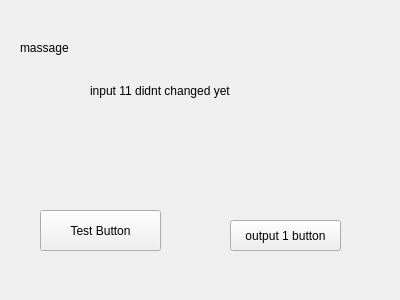
Before: the Qt Designer form src/gui/MainWindow.ui in orkiman/MachineController, drawn with Qt 5.
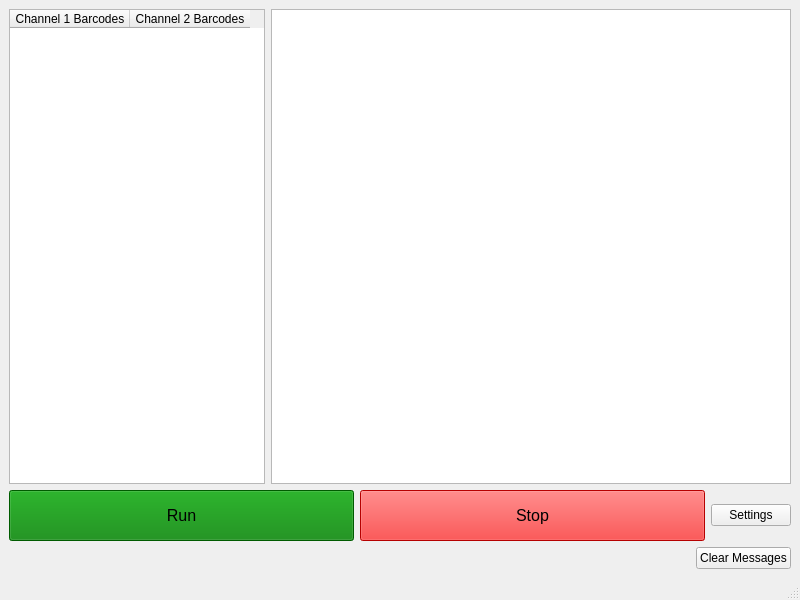
After: the same form once the commit is applied.

What changed in the file:
```diff
--- a/src/gui/MainWindow.ui
+++ b/src/gui/MainWindow.ui
@@ -6,67 +6,170 @@
    <rect>
     <x>0</x>
     <y>0</y>
-    <width>400</width>
-    <height>300</height>
+    <width>800</width>
+    <height>600</height>
    </rect>
   </property>
   <property name="windowTitle">
    <string>MainWindow Test</string>
   </property>
   <widget class="QWidget" name="centralwidget">
-   <widget class="QPushButton" name="pushButton">
-    <property name="geometry">
-     <rect>
-      <x>40</x>
-      <y>210</y>
-      <width>121</width>
-      <height>41</height>
-     </rect>
-    </property>
-    <property name="text">
-     <string>Test Button</string>
-    </property>
-   </widget>
-   <widget class="QPushButton" name="o1Button">
-    <property name="geometry">
-     <rect>
-      <x>230</x>
-      <y>220</y>
-      <width>111</width>
-      <height>31</height>
-     </rect>
-    </property>
-    <property name="text">
-     <string>output 1 button</string>
-    </property>
-   </widget>
-   <widget class="QLabel" name="massageLable">
-    <property name="geometry">
-     <rect>
-      <x>90</x>
-      <y>40</y>
-      <width>161</width>
-      <height>101</height>
-     </rect>
-    </property>
-    <property name="text">
-     <string>input 11 didnt changed yet</string>
-    </property>
-   </widget>
-   <widget class="QLabel" name="label_2">
-    <property name="geometry">
-     <rect>
-      <x>20</x>
-      <y>40</y>
-      <width>49</width>
-      <height>16</height>
-     </rect>
-    </property>
-    <property name="text">
-     <string>massage s:</string>
-    </property>
-   </widget>
+   <layout class="QVBoxLayout" name="verticalLayout">
+    <item>
+     <layout class="QHBoxLayout" name="horizontalLayout">
+      <item>
+       <widget class="QTableWidget" name="barcodeTable">
+        <property name="sizePolicy">
+         <sizepolicy hsizetype="Fixed" vsizetype="Expanding">
+          <horstretch>0</horstretch>
+          <verstretch>0</verstretch>
+         </sizepolicy>
+        </property>
+        <property name="editTriggers">
+         <set>QAbstractItemView::NoEditTriggers</set>
+        </property>
+        <property name="selectionMode">
+         <enum>QAbstractItemView::NoSelection</enum>
+        </property>
+        <attribute name="horizontalHeaderVisible">
+         <bool>true</bool>
+        </attribute>
+        <attribute name="horizontalHeaderCascadingSectionResizes">
+         <bool>false</bool>
+        </attribute>
+        <attribute name="horizontalHeaderDefaultSectionSize">
+         <number>120</number>
+        </attribute>
+        <attribute name="verticalHeaderMinimumSectionSize">
+         <number>24</number>
+        </attribute>
+        <column>
+         <property name="text">
+          <string>Channel 1 Barcodes</string>
+         </property>
+        </column>
+        <column>
+         <property name="text">
+          <string>Channel 2 Barcodes</string>
+         </property>
+        </column>
+       </widget>
+      </item>
+      <item>
+       <widget class="QTextEdit" name="messageArea">
+        <property name="readOnly">
+         <bool>true</bool>
+        </property>
+       </widget>
+      </item>
+     </layout>
+    </item>
+    <item>
+     <layout class="QHBoxLayout" name="horizontalLayout_2">
+      <item>
+       <widget class="QPushButton" name="runButton">
+        <property name="sizePolicy">
+         <sizepolicy hsizetype="Expanding" vsizetype="Fixed">
+          <horstretch>0</horstretch>
+          <verstretch>0</verstretch>
+         </sizepolicy>
+        </property>
+        <property name="styleSheet">
+         <string notr="true">#runButton {
+	background-color: green;
+	font-size: 16px;
+	padding: 15px;
+}
+
+#runButton:hover {
+	background-color: lightgreen;
+}</string>
+        </property>
+        <property name="text">
+         <string>Run</string>
+        </property>
+       </widget>
+      </item>
+      <item>
+       <widget class="QPushButton" name="stopButton">
+        <property name="sizePolicy">
+         <sizepolicy hsizetype="Expanding" vsizetype="Fixed">
+          <horstretch>0</horstretch>
+          <verstretch>0</verstretch>
+         </sizepolicy>
+        </property>
+        <property name="styleSheet">
+         <string notr="true">#stopButton {
+	background-color: red;
+	font-size: 16px;
+	padding: 15px;
+}
+
+#stopButton:hover {
+	background-color: #ff6666;
+}</string>
+        </property>
+        <property name="text">
+         <string>Stop</string>
+        </property>
+       </widget>
+      </item>
+      <item>
+       <widget class="QPushButton" name="settingsButton">
+        <property name="text">
+         <string>Settings</string>
+        </property>
+       </widget>
+      </item>
+     </layout>
+    </item>
+    <item>
+     <layout class="QHBoxLayout" name="horizontalLayout_3">
+      <item>
+       <spacer name="horizontalSpacer">
+        <property name="orientation">
+         <enum>Qt::Horizontal</enum>
+        </property>
+        <property name="sizeHint" stdset="0">
+         <size>
+          <width>40</width>
+          <height>20</height>
+         </size>
+        </property>
+       </spacer>
+      </item>
+      <item>
+       <widget class="QPushButton" name="clearMessageAreaButton">
+        <property name="text">
+         <string>Clear Messages</string>
+        </property>
+       </widget>
+      </item>
+     </layout>
+    </item>
+   </layout>
   </widget>
+  <widget class="QStatusBar" name="statusbar"/>
+  <action name="actionCommunication_Settings">
+   <property name="text">
+    <string>Communication Settings</string>
+   </property>
+  </action>
+  <action name="actionShow_Diagnostics">
+   <property name="text">
+    <string>Show Diagnostics</string>
+   </property>
+  </action>
+  <action name="actionTimers_Settings">
+   <property name="text">
+    <string>Timers Settings</string>
+   </property>
+  </action>
+  <action name="actionAbout">
+   <property name="text">
+    <string>About</string>
+   </property>
+  </action>
  </widget>
  <resources/>
  <connections/>
```
Left out of the diff: 2 changed lines with no effect on the pictures.
